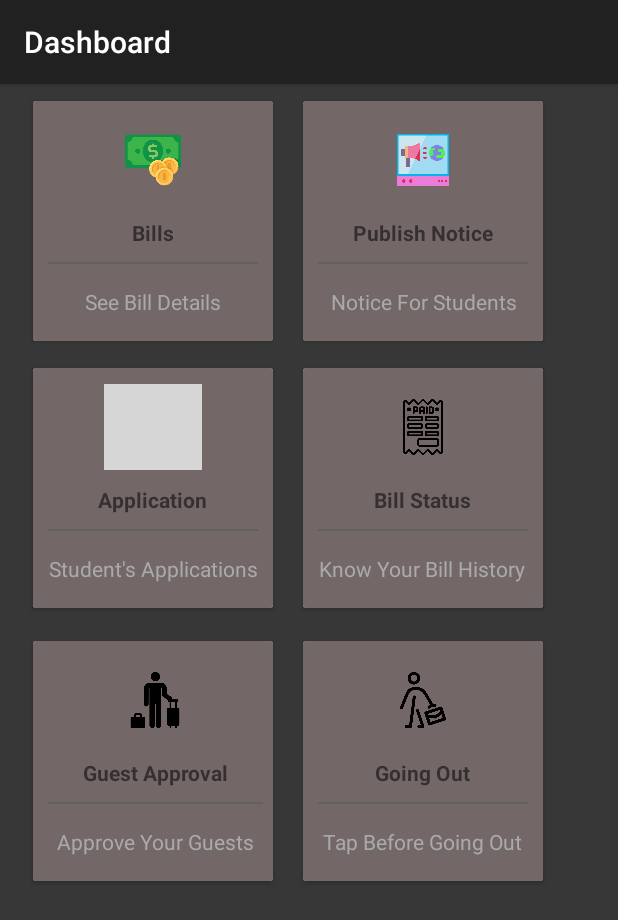
After one commit to hasiburporag/OsmanyHallManagement, an Android app: the OfficeProfile screen opened directly, with no data from a screen before it, on a phone screen of 412 x 824 dp. The commit adds this screen. Shown: the top 920 px of the screen. Run offline under Robolectric (Android 15) with nearby library versions, the phone set to English and light mode, and no system bars; Roboto replaces fonts that are not available here; grey boxes are pictures that could not be loaded.

Commit message:
Profile Page Office

```diff
--- a/app/src/main/AndroidManifest.xml
+++ b/app/src/main/AndroidManifest.xml
@@ -25,7 +25,10 @@
             android:name=".StudentProfile"
             android:label="Dashboard"
             android:theme="@style/Theme.AppCompat.DayNight.DarkActionBar" />
-        <activity android:name=".Profile"></activity>
+        <activity android:name=".Profile" />
+        <activity   android:name=".OfficeProfile"
+                    android:label="Dashboard"
+            android:theme="@style/Theme.AppCompat.DayNight.DarkActionBar" ></activity>
     </application>
 
 </manifest>
--- /dev/null
+++ b/app/src/main/java/com/example/porag/osmanyhallmanagement/OfficeProfile.java
@@ -0,0 +1,13 @@
+package com.example.porag.osmanyhallmanagement;
+
+import android.support.v7.app.AppCompatActivity;
+import android.os.Bundle;
+
+public class OfficeProfile extends AppCompatActivity {
+
+    @Override
+    protected void onCreate(Bundle savedInstanceState) {
+        super.onCreate(savedInstanceState);
+        setContentView(R.layout.activity_office_profile);
+    }
+}
--- a/app/src/main/java/com/example/porag/osmanyhallmanagement/StudentProfile.java
+++ b/app/src/main/java/com/example/porag/osmanyhallmanagement/StudentProfile.java
@@ -1,6 +1,8 @@
 package com.example.porag.osmanyhallmanagement;
 
+import android.app.AlertDialog;
 import android.app.ProgressDialog;
+import android.content.DialogInterface;
 import android.content.Intent;
 import android.support.annotation.NonNull;
 import android.support.design.widget.NavigationView;
@@ -8,8 +10,10 @@ import android.support.v4.widget.DrawerLayout;
 import android.support.v7.app.ActionBarDrawerToggle;
 import android.support.v7.app.AppCompatActivity;
 import android.os.Bundle;
+import android.support.v7.widget.CardView;
 import android.view.KeyEvent;
 import android.view.MenuItem;
+import android.view.View;
 import android.widget.Toast;
 
 public class StudentProfile extends AppCompatActivity {
@@ -20,6 +24,8 @@ public class StudentProfile extends AppCompatActivity {
     private SkipActivity session;
     ProgressDialog progressDialog;
 
+    CardView Gout;
+
     @Override
     protected void onCreate(Bundle savedInstanceState) {
         super.onCreate(savedInstanceState);
@@ -27,6 +33,7 @@ public class StudentProfile extends AppCompatActivity {
         progressDialog=new ProgressDialog(this);
         progressDialog.setMessage("Logging Out");
         dl = (DrawerLayout) findViewById(R.id.activity_student_profile);
+        Gout=findViewById(R.id.gout);
         t = new ActionBarDrawerToggle(this, dl, R.string.Open, R.string.Close);
         session=new SkipActivity(this);
         dl.addDrawerListener(t);
@@ -37,6 +44,35 @@ public class StudentProfile extends AppCompatActivity {
         getSupportActionBar().setDisplayHomeAsUpEnabled(true);
 
         nv = (NavigationView) findViewById(R.id.nv);
+
+        Gout.setOnClickListener(new View.OnClickListener() {
+            @Override
+            public void onClick(View v) {
+                runOnUiThread(new Runnable() {
+                    @Override
+                    public void run() {
+
+                        if (!isFinishing()){
+                            new AlertDialog.Builder(StudentProfile.this)
+                                    .setTitle("Going Out")
+                                    .setMessage("Stay Outside at Night?")
+                                    .setCancelable(false)
+                                    .setPositiveButton("No", new DialogInterface.OnClickListener() {
+                                        @Override
+                                        public void onClick(DialogInterface dialog, int which) {
+
+                                        }
+                                    }).setNegativeButton("Yes", new DialogInterface.OnClickListener() {
+                                @Override
+                                public void onClick(DialogInterface dialog, int which) {
+
+                                }
+                            }).show();
+                        }
+                    }
+                });
+            }
+        });
 
         nv.setNavigationItemSelectedListener(new NavigationView.OnNavigationItemSelectedListener() {
             @Override
--- /dev/null
+++ b/app/src/main/res/layout/activity_office_profile.xml
@@ -0,0 +1,344 @@
+<?xml version="1.0" encoding="utf-8"?>
+<android.support.v4.widget.DrawerLayout xmlns:android="http://schemas.android.com/apk/res/android"
+    xmlns:app="http://schemas.android.com/apk/res-auto"
+    xmlns:tools="http://schemas.android.com/tools"
+    android:layout_width="match_parent"
+    android:layout_height="match_parent"
+    android:background="#383737"
+    tools:context=".StudentProfile"
+    android:id="@+id/activity_student_profile">
+
+    <ScrollView
+        android:layout_width="match_parent"
+        android:layout_height="wrap_content"
+        android:background="#383737">
+
+        <LinearLayout
+            android:layout_marginTop="10dp"
+            android:layout_marginLeft="12dp"
+            android:layout_width="match_parent"
+            android:layout_height="match_parent"
+            android:orientation="vertical">
+
+            <LinearLayout
+                android:layout_width="wrap_content"
+                android:layout_height="163dp"
+                android:layout_weight="1"
+                android:clipToPadding="false"
+                android:gravity="center"
+                android:orientation="horizontal">
+
+                <android.support.v7.widget.CardView
+                    android:id="@+id/bill"
+                    android:layout_width="160dp"
+                    android:layout_height="160dp"
+                    android:layout_margin="10dp"
+
+                    android:clickable="true"
+                    android:foreground="?android:attr/selectableItemBackground">
+
+                    <LinearLayout
+                        android:layout_width="match_parent"
+                        android:layout_height="match_parent"
+                        android:gravity="center"
+                        android:orientation="vertical"
+                        android:background="#736767">
+
+                        <ImageView
+                            android:layout_width="65dp"
+                            android:layout_height="57dp"
+
+                            android:padding="10dp"
+                            android:src="@drawable/money" />
+
+                        <TextView
+                            android:layout_width="wrap_content"
+                            android:layout_height="wrap_content"
+                            android:layout_marginTop="10dp"
+                            android:text="Bills"
+                            android:textStyle="bold" />
+
+                        <View
+                            android:layout_width="match_parent"
+                            android:layout_height="1dp"
+                            android:layout_margin="10dp"
+                            android:background="#636060" />
+
+                        <TextView
+                            android:layout_width="wrap_content"
+                            android:layout_height="wrap_content"
+                            android:gravity="center"
+                            android:padding="5dp"
+                            android:text="See Bill Details"
+                            android:textColor="@android:color/darker_gray" />
+
+                    </LinearLayout>
+                </android.support.v7.widget.CardView>
+
+                <android.support.v7.widget.CardView
+                    android:id="@+id/notice"
+                    android:layout_width="160dp"
+                    android:layout_height="160dp"
+                    android:layout_margin="10dp"
+                    android:clickable="true"
+                    android:foreground="?android:attr/selectableItemBackground">
+
+                    <LinearLayout
+                        android:layout_width="match_parent"
+                        android:layout_height="match_parent"
+                        android:gravity="center"
+                        android:orientation="vertical"
+                        android:background="#736767">
+
+                        <ImageView
+                            android:layout_width="65dp"
+                            android:layout_height="57dp"
+                            android:padding="10dp"
+                            android:src="@drawable/notice" />
+
+                        <TextView
+                            android:layout_width="wrap_content"
+                            android:layout_height="wrap_content"
+                            android:layout_marginTop="10dp"
+                            android:text="Publish Notice"
+                            android:textStyle="bold" />
+
+                        <View
+                            android:layout_width="match_parent"
+                            android:layout_height="1dp"
+                            android:layout_margin="10dp"
+                            android:background="#636060" />
+
+                        <TextView
+                            android:layout_width="wrap_content"
+                            android:layout_height="wrap_content"
+                            android:gravity="center"
+                            android:padding="5dp"
+                            android:text="Notice For Students"
+                            android:textColor="@android:color/darker_gray" />
+
+                    </LinearLayout>
+                </android.support.v7.widget.CardView>
+
+            </LinearLayout>
+
+            <LinearLayout
+                android:layout_marginTop="10dp"
+                android:layout_width="wrap_content"
+                android:layout_height="172dp"
+                android:layout_weight="1"
+                android:clipToPadding="false"
+                android:gravity="center"
+                android:orientation="horizontal">
+
+                <android.support.v7.widget.CardView
+                    android:layout_width="160dp"
+                    android:layout_height="160dp"
+                    android:layout_margin="10dp"
+                    android:clickable="true"
+                    android:foreground="?android:attr/selectableItemBackground">
+
+                    <LinearLayout
+                        android:layout_width="match_parent"
+                        android:layout_height="match_parent"
+                        android:gravity="center"
+                        android:orientation="vertical"
+                        android:background="#736767">
+
+                        <ImageView
+                            android:layout_width="65dp"
+                            android:layout_height="57dp"
+                            android:padding="10dp"
+                            android:src="@drawable/report" />
+
+                        <TextView
+                            android:layout_width="wrap_content"
+                            android:layout_height="wrap_content"
+                            android:layout_marginTop="10dp"
+                            android:text="Application"
+                            android:textStyle="bold" />
+
+                        <View
+                            android:layout_width="match_parent"
+                            android:layout_height="1dp"
+                            android:layout_margin="10dp"
+                            android:background="#636060" />
+
+                        <TextView
+                            android:layout_width="wrap_content"
+                            android:layout_height="wrap_content"
+                            android:gravity="center"
+                            android:padding="5dp"
+                            android:text="Student's Applications"
+                            android:textColor="@android:color/darker_gray" />
+
+                    </LinearLayout>
+                </android.support.v7.widget.CardView>
+
+                <android.support.v7.widget.CardView
+                    android:layout_width="160dp"
+                    android:layout_height="160dp"
+                    android:layout_margin="10dp"
+                    android:clickable="true"
+                    android:foreground="?android:attr/selectableItemBackground">
+
+                    <LinearLayout
+                        android:layout_width="match_parent"
+                        android:layout_height="match_parent"
+                        android:gravity="center"
+                        android:orientation="vertical"
+                        android:background="#736767">
+
+                        <ImageView
+                            android:layout_width="65dp"
+                            android:layout_height="57dp"
+                            android:padding="10dp"
+                            android:src="@drawable/bill" />
+
+                        <TextView
+                            android:layout_width="wrap_content"
+                            android:layout_height="wrap_content"
+                            android:layout_marginTop="10dp"
+                            android:text="Bill Status"
+                            android:textStyle="bold" />
+
+                        <View
+                            android:layout_width="match_parent"
+                            android:layout_height="1dp"
+                            android:layout_margin="10dp"
+                            android:background="#636060" />
+
+                        <TextView
+                            android:layout_width="wrap_content"
+                            android:layout_height="wrap_content"
+                            android:gravity="center"
+                            android:padding="5dp"
+                            android:text="Know Your Bill History"
+                            android:textColor="@android:color/darker_gray" />
+
+                    </LinearLayout>
+                </android.support.v7.widget.CardView>
+
+            </LinearLayout>
+
+            <LinearLayout
+                android:layout_marginTop="10dp"
+                android:layout_width="wrap_content"
+                android:layout_height="172dp"
+                android:layout_weight="1"
+                android:clipToPadding="false"
+                android:gravity="center"
+                android:orientation="horizontal">
+
+                <android.support.v7.widget.CardView
+                    android:layout_width="160dp"
+                    android:layout_height="160dp"
+                    android:layout_margin="10dp"
+                    android:clickable="true"
+                    android:foreground="?android:attr/selectableItemBackground">
+
+                    <LinearLayout
+
+                        android:layout_width="163dp"
+                        android:layout_height="match_parent"
+                        android:gravity="center"
+                        android:orientation="vertical"
+                        android:background="#736767">
+
+                        <ImageView
+                            android:layout_width="65dp"
+                            android:layout_height="57dp"
+                            android:padding="10dp"
+                            android:src="@drawable/guest" />
+
+                        <TextView
+                            android:layout_width="wrap_content"
+                            android:layout_height="wrap_content"
+                            android:layout_marginTop="10dp"
+                            android:text="Guest Approval"
+                            android:textStyle="bold" />
+
+                        <View
+                            android:layout_width="match_parent"
+                            android:layout_height="1dp"
+                            android:layout_margin="10dp"
+                            android:background="#636060" />
+
+                        <TextView
+                            android:layout_width="wrap_content"
+                            android:layout_height="wrap_content"
+                            android:gravity="center"
+                            android:padding="5dp"
+                            android:text="Approve Your Guests"
+                            android:textColor="@android:color/darker_gray" />
+
+                    </LinearLayout>
+                </android.support.v7.widget.CardView>
+
+                <android.support.v7.widget.CardView
+                    android:id="@+id/gout"
+                    android:layout_width="160dp"
+                    android:layout_height="160dp"
+                    android:layout_margin="10dp"
+                    android:clickable="true"
+                    android:foreground="?android:attr/selectableItemBackground">
+                    >
+
+                    <LinearLayout
+                        android:layout_width="match_parent"
+                        android:layout_height="match_parent"
+                        android:orientation="vertical"
+                        android:gravity="center"
+                        android:background="#736767">
+
+                        <ImageView
+                            android:layout_width="65dp"
+                            android:layout_height="57dp"
+                            android:padding="10dp"
+                            app:srcCompat="@drawable/goingout"/>
+                        <TextView
+                            android:layout_width="wrap_content"
+                            android:layout_height="wrap_content"
+                            android:layout_marginTop="10dp"
+                            android:text="Going Out"
+                            android:textStyle="bold" />
+                        <View
+                            android:layout_width="match_parent"
+                            android:layout_height="1dp"
+                            android:layout_margin="10dp"
+                            android:background="#636060" />
+                        <TextView
+                            android:layout_width="wrap_content"
+                            android:layout_height="wrap_content"
+                            android:gravity="center"
+                            android:padding="5dp"
+                            android:text="Tap Before Going Out"
+                            android:textColor="@android:color/darker_gray" />
+
+                    </LinearLayout>
+                </android.support.v7.widget.CardView>
+
+
+            </LinearLayout>
+
+
+        </LinearLayout>
+
+
+
+
+
+    </ScrollView>
+
+
+    <android.support.design.widget.NavigationView
+        android:background="@color/colorAccent1"
+        android:layout_width="wrap_content"
+        android:layout_height="match_parent"
+        app:menu="@layout/navigation_menu"
+        android:layout_gravity="start"
+        app:headerLayout="@layout/nav_header"
+        android:id="@+id/nv">
+
+    </android.support.design.widget.NavigationView>
+</android.support.v4.widget.DrawerLayout>
--- a/app/src/main/res/layout/activity_student_profile.xml
+++ b/app/src/main/res/layout/activity_student_profile.xml
@@ -276,6 +276,7 @@
             </android.support.v7.widget.CardView>
 
             <android.support.v7.widget.CardView
+                android:id="@+id/gout"
                 android:layout_width="160dp"
                 android:layout_height="160dp"
                 android:layout_margin="10dp"
```
Also changed, not shown: app/src/main/res/drawable/notice.png (added).
